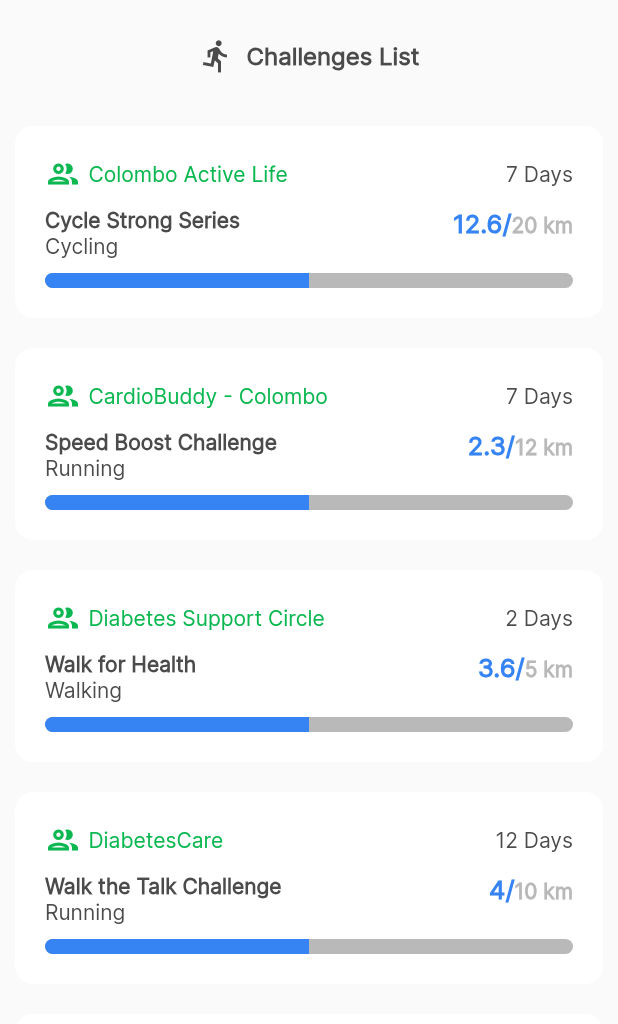
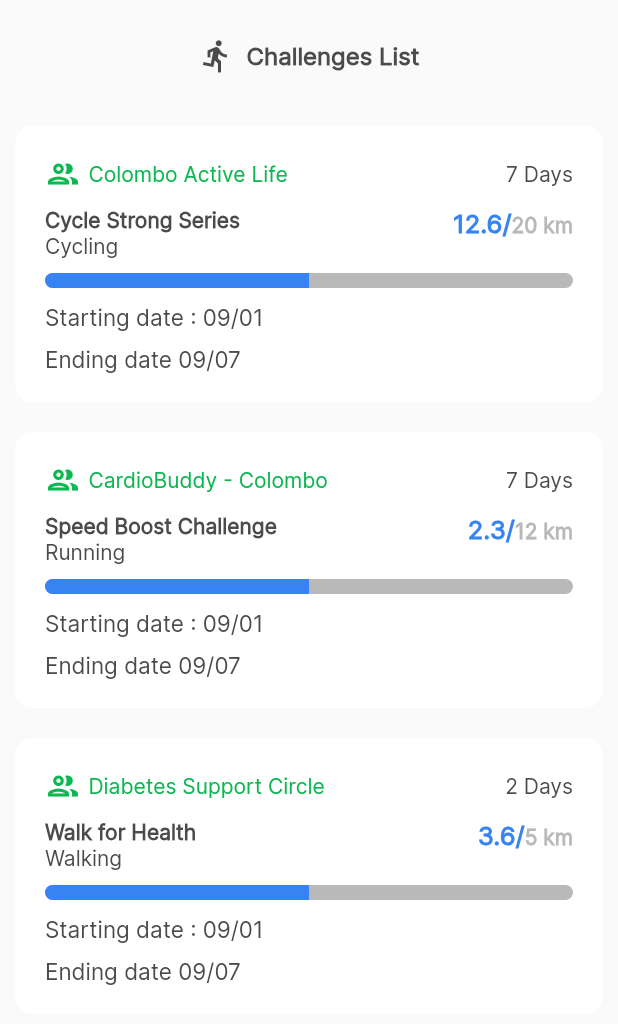
Before and after one commit to Team-Ayura/Ayura-Client, a Flutter app: the ChallengeList widget shown alone on an empty page, opened directly, on a phone screen of 412 x 824 dp. Shown: the top 1024 px of the screen. Run offline on Flutter 3.47's test engine with Material 2 defaults, Android fonts, the phone set to English and light mode, and no system bars; our stand-ins replace buttons_tabbar, fl_chart, flutter_animate, flutter_calendar_carousel, flutter_slidable, flutter_svg and 11 more; missing offline and left inert: country_list_pick, flutter_ruler_picker, time_duration_picker; accounts and stored records are empty; network calls fail; project files that could hold a hidden picture were left out.

Commit message:
challenge list

```diff
--- a/lib/main.dart
+++ b/lib/main.dart
@@ -1,5 +1,6 @@
 import 'package:ayura/auth/onboarding_screen.dart';
-import 'package:ayura/pages/features/mealPlan/meal_screen.dart';
+import 'package:ayura/pages/features/community/community_home.dart';
+import 'package:ayura/pages/features/community/community_list.dart';
 import 'package:ayura/pages/splash_screen.dart';
 // import 'package:ayura/auth/signup.dart';
 import 'package:ayura/pages/home.dart';
@@ -66,7 +67,7 @@ class MyApp extends StatelessWidget {
           future: _initFuture,
           builder: (context, snapshot) {
             if (snapshot.connectionState == ConnectionState.done) {
-              return isViewed != 0 ? const OnboardingScreen() : const Home();
+              return isViewed != 0 ? const CommunityHome() : const Home();
             } else {
               return const SplashScreen();
             }
--- a/lib/pages/features/activity_tracking/cycling_on_ride.dart
+++ b/lib/pages/features/activity_tracking/cycling_on_ride.dart
@@ -2,8 +2,6 @@ import 'package:ayura/constants/colors.dart';
 import 'package:ayura/provider/activityProviders/cyclingOnRideProvider.dart';
 import 'package:ayura/provider/activityProviders/cyclingProvider.dart';
 import 'package:ayura/provider/activityProviders/walkAndRunningProvider.dart';
-import 'package:ayura/provider/activityProviders/walkAndRunningProvider.dart';
-import 'package:ayura/utils/router.dart';
 import 'package:ayura/widgets/features/activity_tracking/sharable_image_collage.dart';
 import 'package:ayura/widgets/features/activity_tracking/activity_stat_box.dart';
 import 'package:ayura/widgets/features/activity_tracking/image_container.dart';
--- a/lib/pages/features/community/challenge_list.dart
+++ b/lib/pages/features/community/challenge_list.dart
@@ -46,6 +46,8 @@ class ChallengeList extends StatelessWidget {
                     remainingTime: '7 Days',
                     completedCount: '12.6',
                     totalCount: '20 km',
+                    startingDate: '09/01',
+                    endingDate: '09/07',
                   ),
                   ChallengeCard(
                     //Must Pass other data also, such as challenge data
@@ -55,6 +57,8 @@ class ChallengeList extends StatelessWidget {
                     remainingTime: '7 Days',
                     completedCount: '2.3',
                     totalCount: '12 km',
+                    startingDate: '09/01',
+                    endingDate: '09/07',
                   ),
                   ChallengeCard(
                     //Must Pass other data also, such as challenge data
@@ -64,27 +68,9 @@ class ChallengeList extends StatelessWidget {
                     remainingTime: '2 Days',
                     completedCount: '3.6',
                     totalCount: '5 km',
+                    startingDate: '09/01',
+                    endingDate: '09/07',
                   ),
-                  ChallengeCard(
-                    //Must Pass other data also, such as challenge data
-                    communityName: 'DiabetesCare',
-                    challengeName: 'Walk the Talk Challenge',
-                    challengeType: 'Running',
-                    remainingTime: '12 Days',
-                    completedCount: '4',
-                    totalCount: '10 km',
-                  ),
-                  ChallengeCard(
-                    //Must Pass other data also, such as challenge data
-                    communityName: 'CardioBuddy - Colombo',
-                    challengeName: 'Marathon Month',
-                    challengeType: 'Running',
-                    remainingTime: '27 Days',
-                    completedCount: '3.1',
-                    totalCount: '20 km',
-                  ),
-
-                  // Add more ChatCard widgets as needed
                 ],
               ),
             ),
--- a/lib/pages/features/community/community_home.dart
+++ b/lib/pages/features/community/community_home.dart
@@ -107,7 +107,7 @@ class _CommunityHomeState extends State<CommunityHome> {
             ),
             SizedBox(
               // Main communities Container
-              height: MediaQuery.of(context).size.height * 0.35,
+              height: MediaQuery.of(context).size.height * 0.28,
               child: Consumer<CommunityProvider>(
                   builder: (context, communityProvider, _) {
                 List<CommunityModel> communities =
@@ -154,6 +154,8 @@ class _CommunityHomeState extends State<CommunityHome> {
                 remainingTime: '7 Days',
                 completedCount: '12.6',
                 totalCount: '20 km',
+                startingDate: '2021-09-01',
+                endingDate: '2021-09-07',
               ),
             ),
           ],
--- a/lib/pages/home.dart
+++ b/lib/pages/home.dart
@@ -5,7 +5,6 @@ import 'package:ayura/widgets/features/home/activity_card.dart';
 import 'package:ayura/widgets/features/home/tips_card.dart';
 import 'package:ayura/widgets/global/bottom_navigation.dart';
 import 'package:ayura/widgets/features/community/challenge_card.dart'; // Challenge Card Widget
-import 'package:ayura/widgets/features/mood_traking/mood_chips.dart';
 
 import 'package:flutter/material.dart';
 
@@ -133,7 +132,6 @@ class _HomeState extends State<Home> {
           SliverList(
             delegate: SliverChildListDelegate(
               [
-
                 SizedBox(height: height * 0.02),
                 Container(
                   padding: const EdgeInsets.fromLTRB(10, 10, 10, 15),
@@ -256,6 +254,8 @@ class _HomeState extends State<Home> {
                           remainingTime: '5 Days',
                           completedCount: '1.1',
                           totalCount: '4 km',
+                          startingDate: '2021-09-01',
+                          endingDate: '2021-09-07',
                         ),
                       ),
                     ],
--- a/lib/widgets/features/community/challenge_card.dart
+++ b/lib/widgets/features/community/challenge_card.dart
@@ -11,6 +11,8 @@ class ChallengeCard extends StatelessWidget {
       required this.remainingTime,
       required this.completedCount,
       required this.totalCount,
+      required this.startingDate,
+      required this.endingDate,
       this.margin = 10,
       this.padding = 20,
       super.key});
@@ -22,6 +24,8 @@ class ChallengeCard extends StatelessWidget {
   final String remainingTime;
   final String completedCount;
   final String totalCount;
+  final String startingDate;
+  final String endingDate;
   final double margin;
   final double padding;
 
@@ -122,6 +126,34 @@ class ChallengeCard extends StatelessWidget {
               minHeight: 10, // Minimum height of the progress bar
             ),
           ),
+          const SizedBox(
+            height: 10,
+          ),
+          Align(
+            alignment: Alignment.centerLeft,
+            child: Text(
+              'Starting date : $startingDate',
+              style: const TextStyle(
+                  color: AppColors.textColor,
+                  fontFamily: 'Inter',
+                  fontWeight: FontWeight.w400,
+                  fontSize: 15),
+            ),
+          ),
+          const SizedBox(
+            height: 10,
+          ),
+          Align(
+            alignment: Alignment.centerLeft,
+            child: Text(
+             'Ending date $endingDate',
+              style: const TextStyle(
+                  color: AppColors.textColor,
+                  fontFamily: 'Inter',
+                  fontWeight: FontWeight.w400,
+                  fontSize: 15),
+            ),
+          )
         ],
       ),
     );
```
Also changed, not shown: lib/pages/features/activity_tracking/activity.dart (+7 -8 lines).
